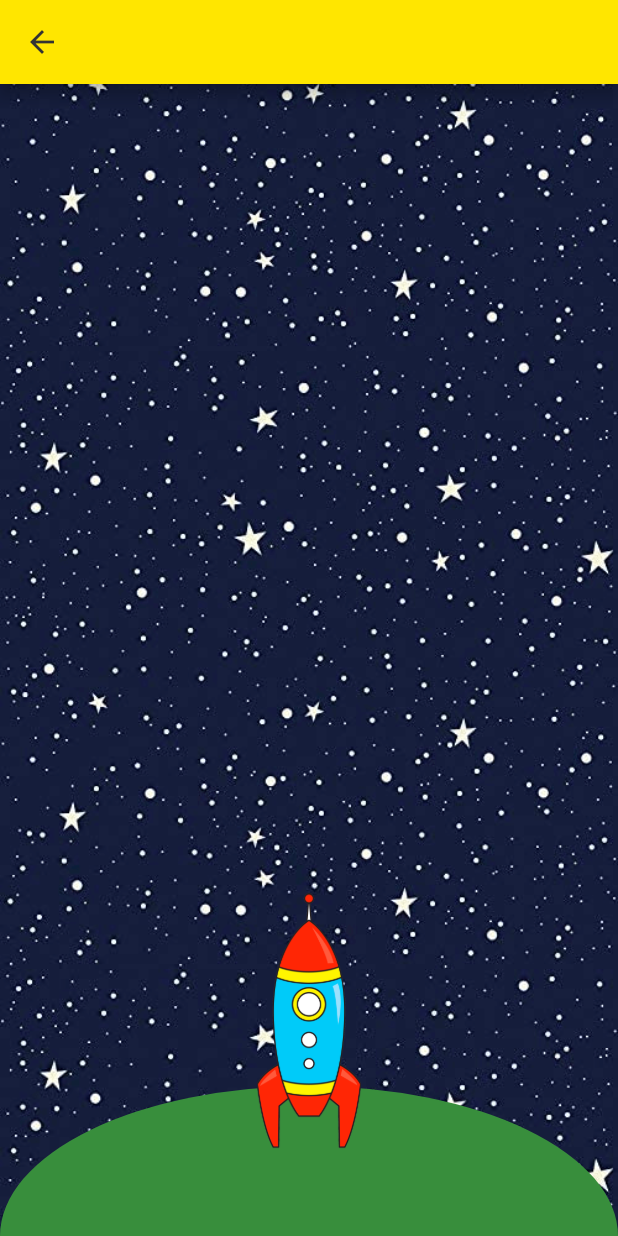
After one commit to codecikoi/memesgenerator, a Flutter app: the screen it shows after launch, after a tap on "Memesgenerator", on a phone screen of 412 x 824 dp. The commit adds this screen. Run offline on Flutter 3.47's test engine with Material 2 defaults, Android fonts, the phone set to English and light mode, and no system bars; our stand-ins replace equatable, google_fonts, image_picker, rxdart, screenshot, share_plus and 1 more.

Commit message:
created page with animation

```diff
--- a/lib/domain/interactors/screenshot_interactor.dart
+++ b/lib/domain/interactors/screenshot_interactor.dart
@@ -15,7 +15,7 @@ class ScreenshotInteractor {
     final image = await controller.capture();
 
     if (image == null) {
-      print('Error. Cant get image from screenshot controller');
+      print('Error. Cant get images from screenshot controller');
       return;
     }
     final tempDocs = await getTemporaryDirectory();
@@ -31,7 +31,7 @@ class ScreenshotInteractor {
     final image = await controller.capture();
 
     if (image == null) {
-      print('Error. Cant get image from screenshot controller');
+      print('Error. Cant get images from screenshot controller');
       return;
     }
     final tempDocs = await getApplicationDocumentsDirectory();
--- a/lib/presentation/create_meme/create_meme_page.dart
+++ b/lib/presentation/create_meme/create_meme_page.dart
@@ -139,6 +139,7 @@ class _AnimatedIconButtonState extends State<AnimatedIconButton> {
         child: AnimatedScale(
           duration: const Duration(milliseconds: 200),
           scale: scale,
+          curve: Curves.bounceInOut,
           child: Icon(
             widget.icon,
             color: AppColors.darkGrey,
--- /dev/null
+++ b/lib/presentation/easter_egg/easter_egg_page.dart
@@ -0,0 +1,186 @@
+import 'package:flutter/material.dart';
+import 'package:memesgenerator/resources/app_colors.dart';
+import 'package:memesgenerator/resources/app_images.dart';
+
+class EasterEggPage extends StatelessWidget {
+  const EasterEggPage({Key? key}) : super(key: key);
+
+  @override
+  Widget build(BuildContext context) {
+    return Scaffold(
+      appBar: AppBar(
+        backgroundColor: AppColors.lemon,
+        foregroundColor: AppColors.darkGrey,
+      ),
+      body: RocketAnimationBody(),
+    );
+  }
+}
+
+class RocketAnimationBody extends StatefulWidget {
+  const RocketAnimationBody({Key? key}) : super(key: key);
+
+  @override
+  State<RocketAnimationBody> createState() => _RocketAnimationBodyState();
+}
+
+class _RocketAnimationBodyState extends State<RocketAnimationBody>
+    with SingleTickerProviderStateMixin {
+  static const animationDurationSeconds = 10;
+
+  late AnimationController controller;
+  late Animation<Alignment> rocketPositionAnimation;
+  late Animation<double> rocketScaleAnimation;
+  late Animation<double> fireRotationAnimation;
+  late Animation<double> glowScaleAnimation;
+
+  bool started = false;
+
+  @override
+  void initState() {
+    super.initState();
+    controller = AnimationController(
+      vsync: this,
+      duration: const Duration(seconds: animationDurationSeconds),
+    );
+
+    controller.addStatusListener((status) {
+      if (status == AnimationStatus.completed) {
+        controller.reset();
+        setState(() => started = false);
+      }
+    });
+
+    rocketPositionAnimation = AlignmentTween(
+      begin: const Alignment(0, 0.9),
+      end: const Alignment(0, -1),
+    ).animate(
+      CurvedAnimation(
+        parent: controller,
+        curve: const Interval(0.1, 0.8, curve: Curves.easeInCubic),
+      ),
+    );
+
+    rocketScaleAnimation = Tween<double>(
+      begin: 1.0,
+      end: 0.0,
+    ).animate(
+      CurvedAnimation(
+        parent: controller,
+        curve: const Interval(0.1, 0.8, curve: Curves.easeInCubic),
+      ),
+    );
+
+    fireRotationAnimation = TweenSequence<double>(
+      [
+        TweenSequenceItem(
+          tween: Tween(begin: 0.005, end: -0.005),
+          weight: 50,
+        ),
+        TweenSequenceItem(
+          tween: Tween(begin: -0.005, end: 0.005),
+          weight: 50,
+        ),
+      ],
+    ).animate(
+      CurvedAnimation(
+        parent: controller,
+        curve: const Interval(0.0, 0.8,
+            curve: SawTooth(animationDurationSeconds * 5)),
+      ),
+    );
+
+    glowScaleAnimation = TweenSequence<double>(
+      [
+        TweenSequenceItem(
+          tween: Tween(begin: 0, end: 1),
+          weight: 50,
+        ),
+        TweenSequenceItem(
+          tween: Tween(begin: 1, end: 0),
+          weight: 50,
+        ),
+      ],
+    ).animate(
+      CurvedAnimation(
+        parent: controller,
+        curve: const Interval(0.8, 0.9),
+      ),
+    );
+  }
+
+  void animate() {
+    if (controller.isAnimating) {
+      return;
+    }
+    setState(() => started = true);
+    controller.forward();
+  }
+
+  @override
+  Widget build(BuildContext context) {
+    return LayoutBuilder(
+      builder: (BuildContext context, BoxConstraints constraints) {
+        return DecoratedBox(
+          decoration: const BoxDecoration(
+            image: DecorationImage(
+                image: AssetImage(AppImages.starsPattern),
+                repeat: ImageRepeat.repeat),
+          ),
+          child: Stack(
+            children: [
+              Align(
+                alignment: Alignment.bottomCenter,
+                child: Container(
+                  width: double.infinity,
+                  height: 100.0,
+                  decoration: BoxDecoration(
+                    borderRadius: BorderRadius.vertical(
+                      top: Radius.elliptical(constraints.maxWidth, 200.0),
+                    ),
+                    color: Colors.green[700],
+                  ),
+                ),
+              ),
+              if (started)
+                AlignTransition(
+                  alignment: rocketPositionAnimation,
+                  child: ScaleTransition(
+                    scale: rocketScaleAnimation,
+                    child: Image.asset(
+                      AppImages.rocketFire,
+                      height: 200,
+                    ),
+                  ),
+                ),
+              GestureDetector(
+                onTap: () => animate(),
+                child: AlignTransition(
+                  alignment: rocketPositionAnimation,
+                  child: ScaleTransition(
+                    scale: rocketScaleAnimation,
+                    child: Image.asset(
+                      AppImages.rocketWithoutFire,
+                      height: 200,
+                    ),
+                  ),
+                ),
+              ),
+              Positioned(
+                top: 70.0,
+                left: constraints.maxWidth / 2 - 40,
+                child: ScaleTransition(
+                  scale: glowScaleAnimation,
+                  child: Image.asset(
+                    AppImages.starGlow,
+                    height: 50.0,
+                  ),
+                ),
+              ),
+            ],
+          ),
+        );
+      },
+    );
+  }
+}
--- a/lib/presentation/main/main_page.dart
+++ b/lib/presentation/main/main_page.dart
@@ -1,6 +1,7 @@
 import 'package:flutter/material.dart';
 import 'package:google_fonts/google_fonts.dart';
 import 'package:memesgenerator/presentation/create_meme/create_meme_bloc.dart';
+import 'package:memesgenerator/presentation/easter_egg/easter_egg_page.dart';
 import 'package:memesgenerator/presentation/main/memes_with_docs_path.dart';
 import 'package:memesgenerator/presentation/main/models/template_full.dart';
 import 'package:memesgenerator/resources/app_colors.dart';
@@ -43,9 +44,18 @@ class _MainPageState extends State<MainPage> {
               centerTitle: true,
               backgroundColor: AppColors.lemon,
               foregroundColor: AppColors.darkGrey,
-              title: Text(
-                'Memesgenerator',
-                style: GoogleFonts.seymourOne(fontSize: 24),
+              title: GestureDetector(
+                onTap: () {
+                  Navigator.of(context).push(
+                    MaterialPageRoute(
+                      builder: (_) => const EasterEggPage(),
+                    ),
+                  );
+                },
+                child: Text(
+                  'Memesgenerator',
+                  style: GoogleFonts.seymourOne(fontSize: 24),
+                ),
               ),
               bottom: TabBar(
                 labelColor: AppColors.darkGrey,
--- /dev/null
+++ b/lib/resources/app_images.dart
@@ -0,0 +1,10 @@
+import 'package:flutter/painting.dart';
+
+class AppImages {
+  const AppImages._();
+
+  static const rocketFire = "assets/images/rocket_fire.png";
+  static const rocketWithoutFire = "assets/images/rocket_without_fire.png";
+  static const starGlow = "assets/images/star_glow.png";
+  static const starsPattern = "assets/images/stars_pattern.png";
+}
--- a/pubspec.yaml
+++ b/pubspec.yaml
@@ -35,5 +35,5 @@ flutter:
 
   uses-material-design: true
 
-  # assets:
-  #   - images/a_dot_burr.jpeg
+  assets:
+    - assets/images/
```
Also changed, not shown: assets/images/rocket_fire.png (added), assets/images/rocket_without_fire.png (added), assets/images/star_glow.png (added), assets/images/stars_pattern.png (added).
